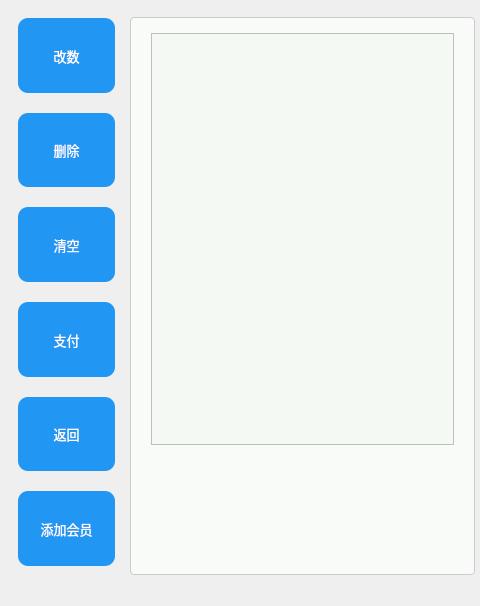
rainvie/QTSupermarket, file src/Check/Check_Mainwindow.ui: the form before one commit; both pictures show x 0 to 480 and y 0 to 606 of the 890 by 606 pixel window.
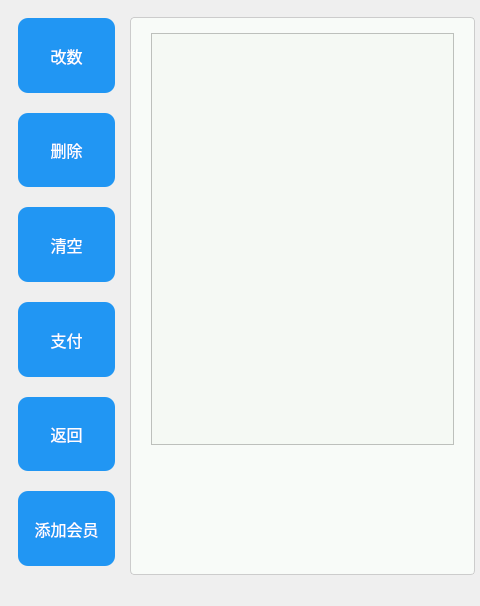
The form after the commit. Icons and pictures are not drawn.

```diff
--- a/src/Check/Check_Mainwindow.ui
+++ b/src/Check/Check_Mainwindow.ui
@@ -53,7 +53,7 @@
          <property name="font">
           <font>
            <family>微软雅黑</family>
-           <pointsize>10</pointsize>
+           <pointsize>12</pointsize>
           </font>
          </property>
          <property name="styleSheet">
@@ -88,7 +88,7 @@
          <property name="font">
           <font>
            <family>微软雅黑</family>
-           <pointsize>10</pointsize>
+           <pointsize>12</pointsize>
           </font>
          </property>
          <property name="styleSheet">
@@ -123,7 +123,7 @@
          <property name="font">
           <font>
            <family>微软雅黑</family>
-           <pointsize>10</pointsize>
+           <pointsize>12</pointsize>
           </font>
          </property>
          <property name="styleSheet">
@@ -158,7 +158,7 @@
          <property name="font">
           <font>
            <family>微软雅黑</family>
-           <pointsize>10</pointsize>
+           <pointsize>12</pointsize>
           </font>
          </property>
          <property name="styleSheet">
@@ -193,7 +193,7 @@
          <property name="font">
           <font>
            <family>微软雅黑</family>
-           <pointsize>10</pointsize>
+           <pointsize>12</pointsize>
           </font>
          </property>
          <property name="styleSheet">
@@ -228,7 +228,7 @@
          <property name="font">
           <font>
            <family>微软雅黑</family>
-           <pointsize>10</pointsize>
+           <pointsize>12</pointsize>
           </font>
          </property>
          <property name="styleSheet">
```
Left out of the diff: 7 changed lines with no effect on the pictures.
